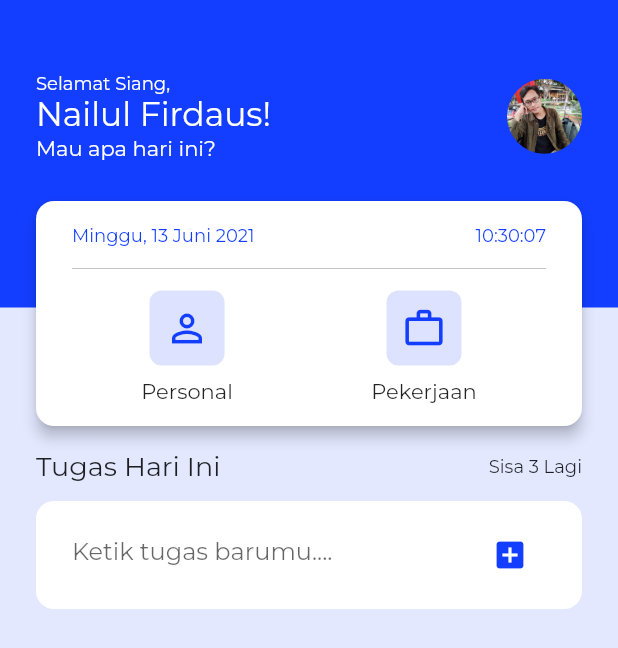
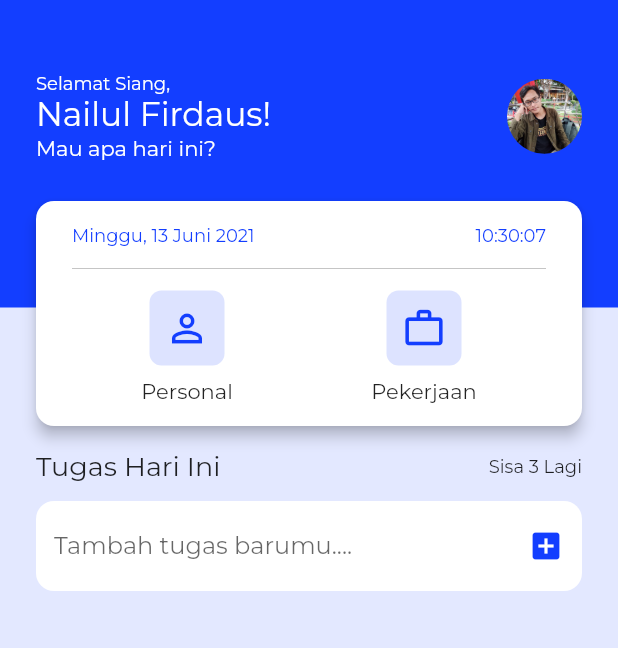
Before and after one commit to nailnafir/flutter-todo, a Flutter app: the screen it shows after launch, on a phone screen of 412 x 824 dp. Shown: the top 648 px of the screen. Run offline on Flutter 3.47's test engine with Material 2 defaults, Android fonts, the light colour scheme and no system bars; our stand-ins replace google_fonts.

Commit message:
fix main task design

```diff
--- a/lib/pages/home_page.dart
+++ b/lib/pages/home_page.dart
@@ -315,24 +315,23 @@ class _HomePageState extends State<HomePage> {
         ),
         Container(
           margin: EdgeInsets.symmetric(vertical: 12),
-          padding: EdgeInsets.symmetric(horizontal: 24, vertical: 12),
+          // padding: EdgeInsets.symmetric(horizontal: 24, vertical: 12),
           width: double.infinity,
           decoration: BoxDecoration(
             borderRadius: BorderRadius.circular(12),
             color: Colors.white,
           ),
-          child: TextFormField(
+          child: TextField(
             decoration: InputDecoration(
-              border: InputBorder.none,
-              hintText: "Ketik tugas barumu....",
-              suffixIcon: IconButton(
-                onPressed: () {},
-                icon: Icon(
-                  Icons.add_box,
-                  color: Color(0xFF133EFF),
+                border: OutlineInputBorder(borderSide: BorderSide.none),
+                suffixIcon: IconButton(
+                  icon: Icon(
+                    Icons.add_box,
+                    color: Color(0xFF133EFF),
+                  ),
+                  onPressed: () {},
                 ),
-              ),
-            ),
+                hintText: "Tambah tugas barumu...."),
           ),
         ),
       ],
```
